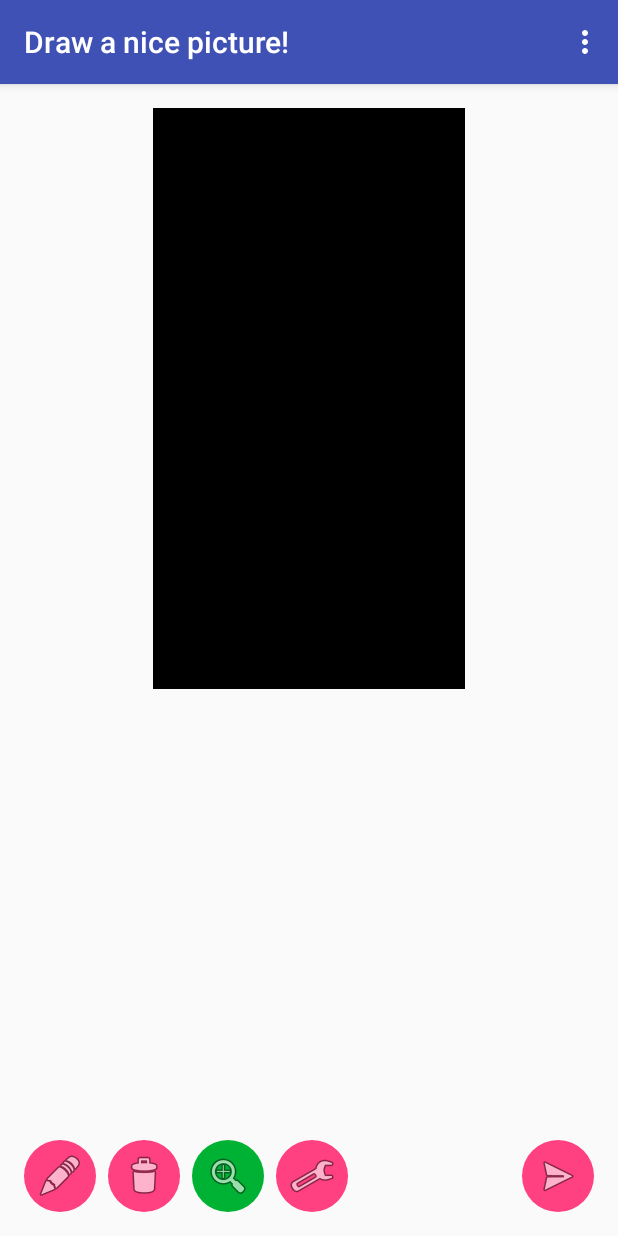
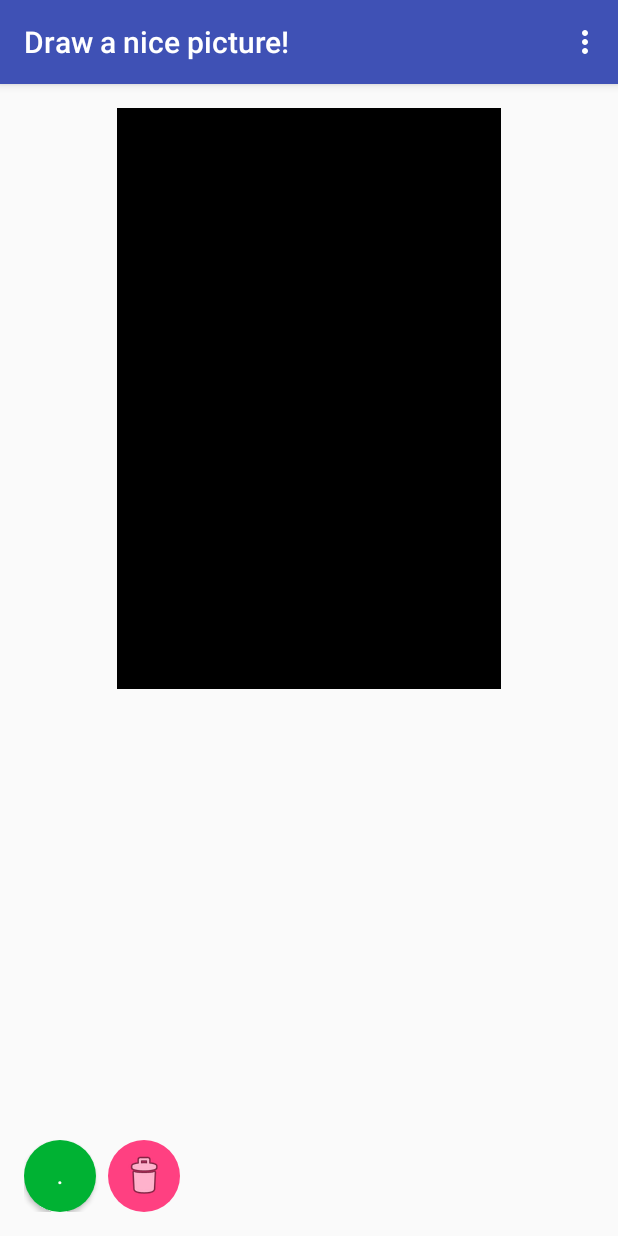
Before and after one commit to soylentgreen81/Engel_Fax_App, an Android app: the PaintActivity screen opened directly, with no data from a screen before it, on a phone screen of 412 x 824 dp. Run offline under Robolectric (Android 15) with nearby library versions, the phone set to English and light mode, and no system bars; libraries missing offline, so code that uses them is left out: com.soundcloud.android.

Commit message:
- neuer 2 Bit Modus inklusive Wrapper Klasse "AsciiBitmap" - Entrümpelung der Paintactivity (Zoom Funktionen entfernt, "Bild   Invertieren" Funktion hinzugefügt, Schriftgröße abgeschätzt, Seitenverhältnis 3:2)   - Neues App-Icon

```diff
--- /dev/null
+++ b/app/src/main/java/software/oi/engelfax/AsciiBitmap.java
@@ -0,0 +1,197 @@
+package software.oi.engelfax;
+
+import android.graphics.Bitmap;
+import android.graphics.Color;
+import android.os.Parcel;
+import android.os.Parcelable;
+import android.util.Base64;
+
+import java.util.HashMap;
+import java.util.Map;
+
+import software.oi.engelfax.util.BitSet;
+
+/**
+ * Wrapper class for a java.util.BitSet for Ascii-Bitmaps
+ * with variable bit-depth
+ *
+ * Created by Stefan Beukmann on 27.01.2016.
+ */
+public class AsciiBitmap implements Parcelable{
+    private final int bitdepth;
+    private final int width;
+    private final int height;
+    private char[] alphabet;
+    private Map<BitSet, Character> charMap;
+    private Map<Character, BitSet> inverseCharMap;
+
+    private final BitSet bits;
+
+    private AsciiBitmap(Builder builder){
+        this.bitdepth = builder.bitdepth;
+        this.width = builder.width;
+        this.height = builder.height;
+        this.alphabet = builder.alphabet;
+        bits = new BitSet(width*bitdepth* height);
+        buildMaps();
+    }
+    private AsciiBitmap(Parcel parcel){
+        bitdepth = parcel.readInt();
+        width = parcel.readInt();
+        height = parcel.readInt();
+        byte[] bytes = new byte[bitdepth*width*height/8];
+        parcel.readByteArray(bytes);
+        bits = BitSet.valueOf(bytes);
+    }
+    private void buildMaps(){
+        charMap = new HashMap<BitSet, Character>(alphabet.length);
+        inverseCharMap = new HashMap<>(alphabet.length);
+        for (int i=0;i<alphabet.length;i++){
+            BitSet set = toBitSet(i, bitdepth);
+            char c = alphabet[i];
+            if (!inverseCharMap.containsKey(c)) {
+                charMap.put(set, c);
+                inverseCharMap.put(c, set);
+            }
+        }
+    }
+    public void loadBitmap(Bitmap bitmap, int brightness){
+
+        for (int y=0;y<height;y++){
+            for (int x=0;x<width;x++) {
+                int pixel = bitmap.getPixel(x, y);
+                int v = getBrightness(pixel);
+                double relV = Math.min((double) v * brightness / 128.0, 255.0);
+                int index = alphabet.length - (int) ((relV) / 255.0 * alphabet.length);
+                index = Math.min(alphabet.length-1, index);
+                this.drawChar(x,y, alphabet[index] );
+            }
+        }
+    }
+    public String getAlphabet(){
+        return new String(alphabet);
+    }
+    private int getBrightness(int pixel) {
+        int r = Color.green(pixel);
+        int g = Color.red(pixel);
+        int b = Color.blue(pixel);
+        return  Math.max(b, Math.max(r, g));
+    }
+    public void clear(){
+        bits.clear();
+    }
+    public void invert(){
+        bits.flip(0 ,height*bitdepth*width);
+    }
+    private BitSet toBitSet(int n, int length){
+        BitSet binary = new BitSet(length);
+        char[] bins = String.format("%"+length+"s", Integer.toBinaryString(n)).replace(' ', '0').toCharArray();
+        if (bins.length>length){
+            throw new IllegalArgumentException(String.format("%d does not fit in %d bits", n, length));
+        }
+        for (int i=0;i<length;i++){
+            if (bins[i] == '1')
+                binary.set(i, true);
+            else
+                binary.set(i, false);
+        }
+        return binary;
+    }
+
+    public void drawChar(int x, int y, char character){
+        BitSet charBits = inverseCharMap.get(character);
+        int offset = getOffset(x,y);
+        for (int i=0;i<bitdepth;i++){
+            bits.set(offset+i, charBits.get(i));
+        }
+    }
+    private int getOffset(int x, int y){
+        return  (y* width * bitdepth) + (x * bitdepth);
+    }
+    public String toString(){
+        StringBuilder result = new StringBuilder();
+        for (int y=0;y<height;y++) {
+
+            for (int x = 0; x < width; x++) {
+                result.append(getChar(x, y));
+            }
+            if (y!=height - 1)
+                result.append("\n");
+        }
+        return result.toString();
+    }
+    public char getChar(int x, int y){
+        int offset = getOffset(x,y);
+        BitSet charSet = bits.get(offset, offset + bitdepth);
+        return charMap.get(charSet);
+    }
+    public String toBase64(){
+        byte[] result = bits.toByteArray();
+        byte[] reversed = result;
+        for (int i=0;i<result.length;i++) {
+            reversed[i] = (byte)(Integer.reverse(result[i]) >>> (Integer.SIZE - Byte.SIZE));
+        }
+        return new String(Base64.encode(reversed, Base64.NO_WRAP));
+    }
+
+    @Override
+    public int describeContents() {
+        return 0;
+    }
+
+    @Override
+    public void writeToParcel(Parcel dest, int flags) {
+        dest.writeInt(bitdepth);
+        dest.writeInt(width);
+        dest.writeInt(height);
+        dest.writeByteArray(bits.toByteArray());
+    }
+    public static final Creator<AsciiBitmap> CREATOR = new Creator<AsciiBitmap>() {
+        @Override
+        public AsciiBitmap createFromParcel(Parcel in) {
+            return new AsciiBitmap(in);
+        }
+
+        @Override
+        public AsciiBitmap[] newArray(int size) {
+            return new AsciiBitmap[size];
+        }
+    };
+    public static class Builder{
+        private int bitdepth = 1;
+        private int height = 18;
+        private int width = 24;
+        private char[] alphabet = new char[]{' ', '#'};
+        public Builder setHeight(int height){
+            this.height = height;
+            return this;
+        }
+        public Builder setWidth(int width){
+            this.width = width;
+            return this;
+        }
+        public Builder setAlphabet(char ... alphabet){
+            this.alphabet = alphabet;
+            return this;
+        }
+        public Builder setBitDepth(int bitdepth){
+            this.bitdepth = bitdepth;
+            return this;
+        }
+        public AsciiBitmap build(){
+            int maxAlphabet = log2(alphabet.length);
+            if (maxAlphabet> bitdepth){
+                throw new IllegalArgumentException(String.format("Alphabet is too large (%d) for bit-depth of %d!", alphabet.length, bitdepth));
+            }
+            return new AsciiBitmap(this);
+        }
+
+
+        private int log2( int bits )
+        {
+            if( bits == 0 )
+                return 0;
+            return 31 - Integer.numberOfLeadingZeros( bits );
+        }
+    }
+}
--- a/app/src/main/java/software/oi/engelfax/activity/PaintActivity.java
+++ b/app/src/main/java/software/oi/engelfax/activity/PaintActivity.java
@@ -7,6 +7,7 @@ import android.graphics.Bitmap;
 import android.graphics.Color;
 import android.graphics.Paint;
 import android.graphics.Typeface;
+import android.media.Image;
 import android.net.Uri;
 import android.os.AsyncTask;
 import android.provider.MediaStore;
@@ -14,12 +15,15 @@ import android.support.v4.content.ContextCompat;
 import android.support.v7.app.AppCompatActivity;
 import android.os.Bundle;
 import android.text.Editable;
+import android.util.Log;
 import android.view.GestureDetector;
 import android.view.Menu;
 import android.view.MenuItem;
 import android.view.MotionEvent;
 import android.view.ScaleGestureDetector;
 import android.view.View;
+import android.view.ViewTreeObserver;
+import android.widget.Button;
 import android.widget.ImageButton;
 import android.widget.SeekBar;
 import android.widget.Switch;
@@ -30,6 +34,7 @@ import com.soundcloud.android.crop.Crop;
 
 import java.io.File;
 
+import software.oi.engelfax.AsciiBitmap;
 import software.oi.engelfax.R;
 import software.oi.engelfax.util.BitSet;
 import software.oi.engelfax.util.ImageUtils;
@@ -41,123 +46,114 @@ import software.oi.engelfax.util.TextUtils;
  */
 public class PaintActivity extends AppCompatActivity {
     private TextView paintView;
+    private ImageButton adjustButton;
+    private static final String ASCII_IMAGE_KEY = "ASCII_IMAGE";
+    private static final String  BRIGHTNESS_THRESHOLD ="BRIGHTNESS_THRESHOLD";
+    private static final String SOURCE_IMAGE = "SOURCE_IMAGE";
     private final int WIDTH = 24;
-    private final int HEIGHT = 24;
+    private final int HEIGHT = 18;
     private final String TAG = PaintActivity.class.getSimpleName();
-    private BitSet bits;
+    private AsciiBitmap asciiBitmap;
     private final int EDIT_MODE = 1;
-    private final int VIEW_MODE = 2;
-    private final int ERASE_MODE = 3;
-    private int MODE = VIEW_MODE;
-    private float textSize = 1.0f;
-    private float scale = 1.0f;
-    private int scrollX = 0;
-    private int scrollY = 0;
+    private final int ERASE_MODE = 2;
+    private int MODE = EDIT_MODE;
     private int brightnessThreshold = 128;
     private Bitmap sourceImage;
     private int selectedModeId;
-    private final String BLOCK = "#";
-    private final String FREE = " ";
+    private final char[] alphabet = new char[]{' ','.','+','#'};
+    private int currentChar = 1;
+    private char FREE = ' ';
     @Override
     protected void onCreate(Bundle savedInstanceState) {
         super.onCreate(savedInstanceState);
         setContentView(R.layout.activity_paint);
         if (savedInstanceState != null){
-            bits = BitSet.valueOf(savedInstanceState.getByteArray(BIT_KEY));
+            asciiBitmap = (AsciiBitmap) savedInstanceState.getParcelable(ASCII_IMAGE_KEY);
             sourceImage = (Bitmap) savedInstanceState.getParcelable(SOURCE_IMAGE);
             brightnessThreshold = savedInstanceState.getInt(BRIGHTNESS_THRESHOLD);
         }
         else {
-            bits = new BitSet(WIDTH * HEIGHT);
+            asciiBitmap = new AsciiBitmap.Builder()
+                                         .setHeight(HEIGHT)
+                                         .setWidth(WIDTH)
+                                         .setBitDepth(2)
+                                         .setAlphabet(alphabet)
+                                         .build();
         }
 
-        selectedModeId = R.id.viewMode;
+        selectedModeId = R.id.drawMode;
         paintView = (TextView) findViewById(R.id.paintArea);
         paintView.setTypeface(Typeface.MONOSPACE);
-        textSize = paintView.getTextSize()/2;
         showPreview();
-        final GestureDetector gd = new GestureDetector(this, new GestureDetector.SimpleOnGestureListener(){
-            @Override
-            public boolean onScroll(MotionEvent e1, MotionEvent e2, float distanceX, float distanceY) {
-                scrollX += distanceX;
-                scrollY += distanceY;
-                return true;
-            }
-        });
-        final ScaleGestureDetector sgd = new ScaleGestureDetector(this, new ScaleGestureDetector.SimpleOnScaleGestureListener(){
-            @Override
-            public boolean onScale(ScaleGestureDetector detector) {
-                    scale*= detector.getScaleFactor();
-                    scale = Math.max(0.1f, Math.min(scale, 1.5f));
-                    paintView.setScaleX(scale);
-                    paintView.setScaleY(scale);
-                    return true;
 
-            }
-
-        });
         paintView.setOnTouchListener(new View.OnTouchListener() {
             @Override
             public boolean onTouch(View v, MotionEvent event) {
-                if (MODE == VIEW_MODE) {
-                    gd.onTouchEvent(event);
-                    sgd.onTouchEvent(event);
-                    return true;
-                } else {
-                    if (event.getPointerCount() == 1) {
-                        for (int i = 0; i < event.getHistorySize(); i++) {
-                            int zeile = (int) (event.getHistoricalY(i) * HEIGHT / v.getHeight());
-                            int spalte = (int) (event.getHistoricalX(i) * WIDTH / v.getWidth());
-                            boolean draw = MODE == EDIT_MODE;
-                            int pos = zeile* WIDTH + spalte;
-                            if (zeile < HEIGHT && zeile >= 0 && spalte < WIDTH && spalte >= 0) {
-                                bits.set(pos, draw);
-                                int textPos = pos+zeile;
-                                Editable editText = (Editable) paintView.getText();
-                                editText.replace(textPos, textPos+1,  draw ? BLOCK : FREE);
-                            }
-                        }
-                        return true;
-                    } else
-                        return false;
-                }
+               return draw(v, event);
             }
         });
         View.OnClickListener modeSelectListener = new View.OnClickListener() {
             @Override
             public void onClick(View v) {
-
-                findViewById(selectedModeId).setBackground(ContextCompat.getDrawable(PaintActivity.this, R.drawable.back_button));
-                v.setBackground(ContextCompat.getDrawable(PaintActivity.this, R.drawable.back_button_selected));
-                selectedModeId = v.getId();
-                if (v.getId() == R.id.viewMode){
-                    MODE = VIEW_MODE;
-                } else if (v.getId() == R.id.eraseMode){
-                    MODE = ERASE_MODE;
-                } else if (v.getId() == R.id.drawMode){
-                    MODE = EDIT_MODE;
-                }
+              modeSwitch(v);
             }
         };
-        findViewById(R.id.viewMode).setOnClickListener(modeSelectListener);
+        Button drawButton = (Button) findViewById(R.id.drawMode);
+        drawButton.setOnClickListener(modeSelectListener);
+        drawButton.setText(alphabet[currentChar] + "");
         findViewById(R.id.eraseMode).setOnClickListener(modeSelectListener);
-        findViewById(R.id.drawMode).setOnClickListener(modeSelectListener);
         findViewById(R.id.sendButton).setOnClickListener(new View.OnClickListener() {
             @Override
             public void onClick(View v) {
                 send();
             }
         });
-        findViewById(R.id.adjustImage).setOnClickListener(new View.OnClickListener(){
-
+        adjustButton  = (ImageButton) findViewById(R.id.adjustImage);
+        adjustButton.setOnClickListener(new View.OnClickListener() {
             @Override
             public void onClick(View v) {
                 showAdjustDialog();
             }
         });
+        adjustButton.setVisibility(View.INVISIBLE);
     }
+
+    private boolean draw(View v, MotionEvent event) {
+        if (event.getPointerCount() == 1) {
+            for (int i = 0; i < event.getHistorySize(); i++) {
+                int x = (int) (event.getHistoricalX(i) * WIDTH / v.getWidth());
+                int y = (int) (event.getHistoricalY(i) * HEIGHT / v.getHeight());
+                char draw = (MODE == EDIT_MODE) ? alphabet[currentChar] : FREE;
+                int pos = y * WIDTH + y + x;
+                if (y < HEIGHT && y >= 0 && x < WIDTH && x >= 0 && paintView.getText().charAt(pos) != draw) {
+                    asciiBitmap.drawChar(x, y, draw);
+                    paintView.setText(asciiBitmap.toString());
+                }
+            }
+            return true;
+        } else
+            return false;
+    }
+
+    private void modeSwitch(View v) {
+        findViewById(selectedModeId).setBackground(ContextCompat.getDrawable(PaintActivity.this, R.drawable.back_button));
+        v.setBackground(ContextCompat.getDrawable(PaintActivity.this, R.drawable.back_button_selected));
+        if (v.getId() == R.id.eraseMode){
+            MODE = ERASE_MODE;
+        } else if (v.getId() == R.id.drawMode){
+            MODE = EDIT_MODE;
+            if (selectedModeId == v.getId()){
+                currentChar++;
+                if (currentChar >= alphabet.length)
+                    currentChar = 1;
+                ((Button) v).setText(alphabet[currentChar] + "");
+            }
+        }
+        selectedModeId = v.getId();
+    }
+
     private void send(){
-        String message = "#B" + ImageUtils.toString(bits);
+        String message = "#P" + asciiBitmap.getAlphabet() + asciiBitmap.toBase64();
         Intent intent = new Intent(PaintActivity.this, PreviewActivity.class);
         intent.putExtra(MessengerActivity.TEXT_KEY, message);
         startActivity(intent);
@@ -168,12 +164,7 @@ public class PaintActivity extends AppCompatActivity {
         View customView = getLayoutInflater().inflate(R.layout.dialog_image_slider, null);
         AlertDialog dialog = builder.setView(customView)
                 .setCancelable(true)
-                .setPositiveButton("OK", new DialogInterface.OnClickListener() {
-                    @Override
-                    public void onClick(DialogInterface dialog, int which) {
-                        previewBitmap();
-                    }
-                })
+                .setPositiveButton("OK",null)
                 .setTitle(getString(R.string.brightness_threshold))
                 .create();
 
@@ -183,6 +174,7 @@ public class PaintActivity extends AppCompatActivity {
             @Override
             public void onProgressChanged(SeekBar seekBar, int progress, boolean fromUser) {
                     brightnessThreshold = progress;
+                    previewBitmap();
             }
             @Override
             public void onStartTrackingTouch(SeekBar seekBar) {
@@ -205,14 +197,15 @@ public class PaintActivity extends AppCompatActivity {
     public boolean onOptionsItemSelected(MenuItem item) {
         switch (item.getItemId()) {
             case R.id.clearImage:
-                bits.clear();
-                scale = 1.0f;
-                paintView.setScaleX(scale);
-                paintView.setScaleY(scale);
+                asciiBitmap.clear();
                 showPreview();
                 return true;
             case R.id.loadImage:
                 Crop.pickImage(this);
+                return true;
+            case R.id.invertImage:
+                asciiBitmap.invert();
+                showPreview();
                 return true;
             default:
                 return super.onOptionsItemSelected(item);
@@ -241,31 +234,21 @@ public class PaintActivity extends AppCompatActivity {
         }
     }
     private void showPreview(){
-        paintView.setText(TextUtils.renderBitSet(bits, WIDTH, HEIGHT, BLOCK, FREE), TextView.BufferType.EDITABLE);
+        paintView.setText(asciiBitmap.toString(), TextView.BufferType.EDITABLE);
     }
-    private static final String BIT_KEY = "BIT_KEY";
-    private static final String  BRIGHTNESS_THRESHOLD ="BRIGHTNESS_THRESHOLD";
-    private static final String SOURCE_IMAGE = "SOURCE_IMAGE";
+
     @Override
     protected void onSaveInstanceState(Bundle outState) {
         super.onSaveInstanceState(outState);
-        outState.putByteArray(BIT_KEY, bits.toByteArray());
+        outState.putParcelable(ASCII_IMAGE_KEY, asciiBitmap);
         outState.putInt(BRIGHTNESS_THRESHOLD, brightnessThreshold);
         outState.putParcelable(SOURCE_IMAGE, sourceImage);
     }
     private void previewBitmap(){
-        for (int y=0;y<HEIGHT;y++){
-            for (int x=0;x<WIDTH;x++) {
-                int pixel = sourceImage.getPixel(x, y);
-                int r = Color.green(pixel);
-                int g = Color.red(pixel);
-                int b = Color.blue(pixel);
-                int V = Math.max(b, Math.max(r, g));
-                int pos = y* WIDTH + x;
-                bits.set(pos, V < brightnessThreshold);
-            }
+        if (sourceImage != null) {
+            asciiBitmap.loadBitmap(sourceImage, brightnessThreshold);
+            showPreview();
         }
-        showPreview();
     }
 
     private class LoadImage extends AsyncTask<Uri, Void, Bitmap>{
@@ -277,6 +260,8 @@ public class PaintActivity extends AppCompatActivity {
         protected void onPostExecute(Bitmap result) {
             sourceImage = result;
             previewBitmap();
+            if (sourceImage != null)
+                adjustButton.setVisibility(View.VISIBLE);
         }
     }
 }
--- a/app/src/main/java/software/oi/engelfax/util/TextUtils.java
+++ b/app/src/main/java/software/oi/engelfax/util/TextUtils.java
@@ -99,16 +99,5 @@ public abstract class TextUtils {
         }
         return printer.toString();
     }
-    public static String renderBitSet(BitSet bits, int width, int height, String block, String free){
-        StringBuffer result = new StringBuffer();
-        for (int l=0;l<height;l++) {
 
-            for (int c = 0; c < width; c++) {
-                result.append(bits.get(l*width + c) ? block : free);
-            }
-            if (l!=height - 1)
-                result.append("\n");
-        }
-        return result.toString();
-    }
 }
--- a/app/src/main/res/layout-land/content_engel_messenger.xml
+++ b/app/src/main/res/layout-land/content_engel_messenger.xml
@@ -13,7 +13,7 @@
         android:layout_width="300dp"
         android:layout_height="wrap_content"
         android:id="@+id/imageView"
-        android:src="@drawable/engelbrief"
+        android:src="@drawable/cooler_engel"
         android:layout_alignParentTop="true"
         android:layout_alignParentLeft="true"
         android:layout_alignParentStart="true" />
--- a/app/src/main/res/layout/activity_paint.xml
+++ b/app/src/main/res/layout/activity_paint.xml
@@ -11,22 +11,23 @@
 
     <LinearLayout
         android:layout_width="match_parent"
-        android:layout_height="wrap_content"
-        android:id="@+id/scrollView"
+        android:layout_height="match_parent"
+        android:id="@+id/paintHolder"
         android:layout_centerHorizontal="true"
+        android:layout_centerVertical="true"
         android:layout_alignParentTop="true"
         android:orientation="vertical"
-        android:layout_above="@+id/linearLayout">
+       >
 
         <TextView
             android:layout_width="wrap_content"
             android:layout_height="wrap_content"
             android:typeface="monospace"
-
             android:id="@+id/paintArea"
             android:padding="0dp"
             android:background="#000"
             android:textColor="#fff"
+            android:textSize="18dp"
 
             android:layout_gravity="center"
             />
@@ -39,12 +40,13 @@
         android:layout_alignParentStart="true"
         android:layout_marginTop="8dp"
         android:id="@+id/linearLayout">
-        <ImageButton
+        <Button
             android:layout_width="48dp"
             android:layout_height="48dp"
             android:id="@+id/drawMode"
-            android:src="@android:drawable/ic_menu_edit"
-            android:background="@drawable/back_button"
+            android:text="#"
+            android:textColor="#fff"
+            android:background="@drawable/back_button_selected"
       />
         <ImageButton
             android:layout_width="48dp"
@@ -55,15 +57,7 @@
             android:src="@android:drawable/ic_menu_delete"
             android:background="@drawable/back_button"
             android:layout_toRightOf="@+id/drawMode" />
-        <ImageButton
-            android:layout_width="48dp"
-            android:layout_height="48dp"
-            android:layout_marginLeft="8dp"
 
-            android:id="@+id/viewMode"
-            android:src="@android:drawable/ic_menu_zoom"
-            android:background="@drawable/back_button_selected"
-            android:layout_toRightOf="@+id/eraseMode" />
         <ImageButton
             android:layout_width="48dp"
             android:layout_height="48dp"
@@ -72,11 +66,12 @@
             android:id="@+id/adjustImage"
             android:src="@android:drawable/ic_menu_preferences"
             android:background="@drawable/back_button"
-            android:layout_toRightOf="@+id/viewMode" />
+            android:layout_toRightOf="@+id/eraseMode" />
         <ImageButton
             android:layout_width="48dp"
             android:layout_height="48dp"
             android:layout_marginLeft="8dp"
+            android:visibility="invisible"
             android:id="@+id/sendButton"
             android:src="@android:drawable/ic_menu_send"
             android:background="@drawable/back_button"
--- a/app/src/main/res/menu/menu_paint_activity.xml
+++ b/app/src/main/res/menu/menu_paint_activity.xml
@@ -4,4 +4,6 @@
         android:orderInCategory="100" />
     <item android:id="@+id/loadImage" android:title="@string/load_image"
         android:orderInCategory="100" />
+    <item android:id="@+id/invertImage" android:title="@string/invert_image"
+        android:orderInCategory="100" />
 </menu>
--- a/app/src/main/res/values/strings.xml
+++ b/app/src/main/res/values/strings.xml
@@ -22,5 +22,6 @@
     <string name="clear_image">Clear image</string>
     <string name="load_image">Load image</string>
     <string name="brightness_threshold">Brightness threshold</string>
+    <string name="invert_image">Invert image</string>
 
 </resources>
```
Also changed, not shown: app/src/main/java/software/oi/engelfax/util/ImageUtils.java (+0 -9 lines), app/src/main/res/layout/content_engel_messenger.xml (+4 -3 lines), app/src/main/ic_launcher-web.png (added), app/src/main/res/drawable/cooler_engel.png (added), app/src/main/res/drawable/engelbrief.jpg (deleted), app/src/main/res/mipmap-hdpi/ic_launcher.png, app/src/main/res/mipmap-mdpi/ic_launcher.png, app/src/main/res/mipmap-xhdpi/ic_launcher.png, app/src/main/res/mipmap-xxhdpi/ic_launcher.png, app/src/main/res/mipmap-xxxhdpi/ic_launcher.png, 2 other files.
